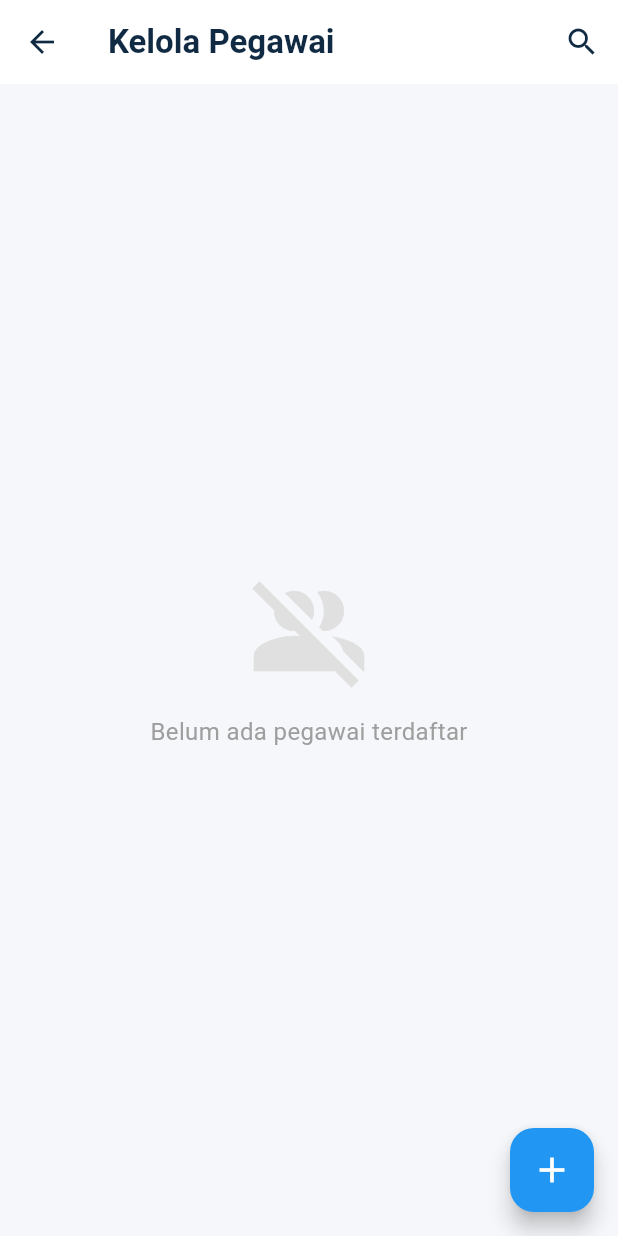
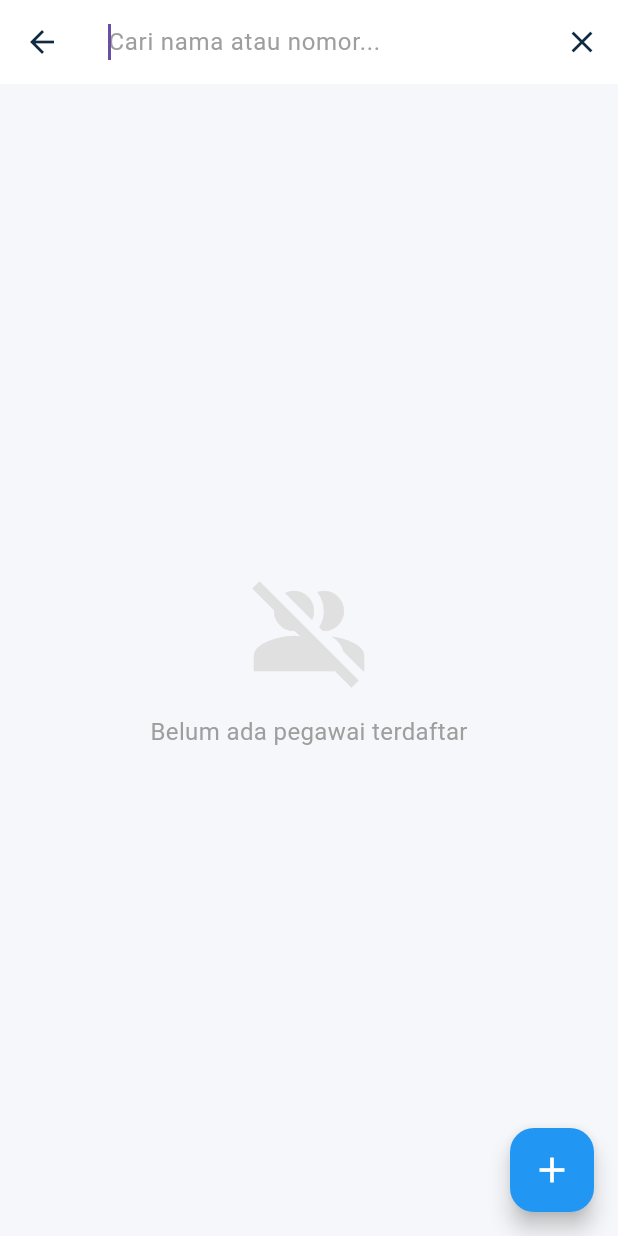
Before and after one commit to Aotow6/kiloan-app, a Flutter app: the KelolaPegawaiView screen opened directly, after a tap on the "search" icon, on a phone screen of 412 x 824 dp. Run offline on Flutter 3.47's test engine with Material 3 defaults, Android fonts, the phone set to English and light mode, and no system bars; our stand-ins replace flutter_dotenv, flutter_native_contact_picker, font_awesome_flutter, get, pdf, printing and 2 more; missing offline and left inert: share_whatsapp; accounts and stored records are empty.

Commit message:
feat: Add search functionality for managing employees and validate order process in customer details

```diff
--- a/lib/controllers/kelola_pegawai_controller.dart
+++ b/lib/controllers/kelola_pegawai_controller.dart
@@ -11,11 +11,21 @@ class KelolaPegawaiController extends GetxController {
 
   var listPegawai = <Map<String, dynamic>>[].obs;
   var isLoading = false.obs;
+  var isSearching = false.obs;
+  var searchQuery = "".obs;
 
   @override
   void onInit() {
     super.onInit();
     if (userC.outletId != null) fetchPegawai();
+  }
+
+  List<Map<String, dynamic>> get filteredPegawai {
+    if (searchQuery.value.isEmpty) return listPegawai;
+    return listPegawai.where((p) {
+      return (p['nama_lengkap'] ?? '').toString().toLowerCase().contains(searchQuery.value.toLowerCase()) ||
+             (p['no_hp'] ?? '').toString().contains(searchQuery.value);
+    }).toList();
   }
 
   Future<void> fetchPegawai() async {
--- a/lib/views/cari_pelanggan_view.dart
+++ b/lib/views/cari_pelanggan_view.dart
@@ -1,6 +1,5 @@
 import 'package:flutter/material.dart';
 import 'package:get/get.dart';
-import 'package:laundry_app/views/pilih_layanan_view.dart';
 import '../controllers/pelanggan_controller.dart';
 import 'tambah_pelanggan_view.dart';
 
@@ -48,7 +47,6 @@ class CariPelangganView extends StatelessWidget {
         backgroundColor: const Color(0xFF2196F3),
         onPressed: () {
           pelC.prepareNewForm();
-
           Get.to(() => TambahPelangganView());
         },
         child: const Icon(Icons.add, color: Colors.white, size: 28),
@@ -245,11 +243,8 @@ class CariPelangganView extends StatelessWidget {
           ),
         ),
         OutlinedButton(
-          onPressed: () => Get.to(() => PilihLayananView(
-                namaCustomer: nama,
-                idCustomer: id,
-                noHp: noHp,
-              )),
+
+          onPressed: () => pelC.validasiDanLanjutOrder(nama, noHp, id),
           style: OutlinedButton.styleFrom(
             foregroundColor: const Color(0xFF2196F3),
             side: const BorderSide(color: Color(0xFF2196F3)),
--- a/lib/views/kelola_pegawai_view.dart
+++ b/lib/views/kelola_pegawai_view.dart
@@ -18,16 +18,37 @@ class KelolaPegawaiView extends StatelessWidget {
         backgroundColor: Colors.white,
         elevation: 0,
         leading: IconButton(icon: const Icon(Icons.arrow_back, color: Color(0xFF102A43)), onPressed: () => Get.back()),
-        title: const Text("Kelola Pegawai", style: TextStyle(color: Color(0xFF102A43), fontWeight: FontWeight.bold)),
+
+        title: Obx(() => pegC.isSearching.value
+            ? TextField(
+                autofocus: true,
+                onChanged: (val) => pegC.searchQuery.value = val,
+                decoration: const InputDecoration(
+                  hintText: "Cari nama atau nomor...",
+                  border: InputBorder.none,
+                  hintStyle: TextStyle(color: Colors.grey)
+                ),
+                style: const TextStyle(color: Color(0xFF102A43), fontSize: 16),
+              )
+            : const Text("Kelola Pegawai", style: TextStyle(color: Color(0xFF102A43), fontWeight: FontWeight.bold))
+        ),
         actions: [
-          IconButton(icon: const Icon(Icons.search, color: Color(0xFF102A43)), onPressed: () {}),
+          Obx(() => IconButton(
+            icon: Icon(pegC.isSearching.value ? Icons.close : Icons.search, color: const Color(0xFF102A43)),
+            onPressed: () {
+              pegC.isSearching.value = !pegC.isSearching.value;
+              if (!pegC.isSearching.value) {
+                pegC.searchQuery.value = "";
+
+              }
+            }
+          )),
         ],
       ),
 
       floatingActionButton: FloatingActionButton(
         backgroundColor: const Color(0xFF2196F3),
         onPressed: () {
-
           final tamC = Get.put(TambahPegawaiController());
           tamC.clearForm();
           Get.to(() => TambahPegawaiView());
@@ -40,7 +61,9 @@ class KelolaPegawaiView extends StatelessWidget {
           return const Center(child: CircularProgressIndicator());
         }
 
-        if (pegC.listPegawai.isEmpty) {
+        var dataPegawai = pegC.filteredPegawai;
+
+        if (dataPegawai.isEmpty) {
           return Center(
             child: Column(
               mainAxisAlignment: MainAxisAlignment.center,
@@ -55,9 +78,9 @@ class KelolaPegawaiView extends StatelessWidget {
 
         return ListView.builder(
           padding: const EdgeInsets.all(16),
-          itemCount: pegC.listPegawai.length,
+          itemCount: dataPegawai.length,
           itemBuilder: (context, index) {
-            var pegawai = pegC.listPegawai[index];
+            var pegawai = dataPegawai[index];
             bool isActive = pegawai['status_aktif'] as bool? ?? false;
             String nama = pegawai['nama_lengkap']?.toString() ?? "Tanpa Nama";
             String noHp = pegawai['no_hp']?.toString() ?? "-";
@@ -103,7 +126,6 @@ class KelolaPegawaiView extends StatelessWidget {
                         icon: const Icon(Icons.edit_outlined, color: Colors.orange),
                         constraints: const BoxConstraints(),
                         padding: const EdgeInsets.symmetric(horizontal: 4),
-
                         onPressed: () => pegC.goToEdit(pegawai),
                       ),
                       IconButton(
```
Also changed, not shown: lib/controllers/pelanggan_controller.dart (+63 -0 lines), lib/views/detail_pelanggan_view.dart (+27 -16 lines).
